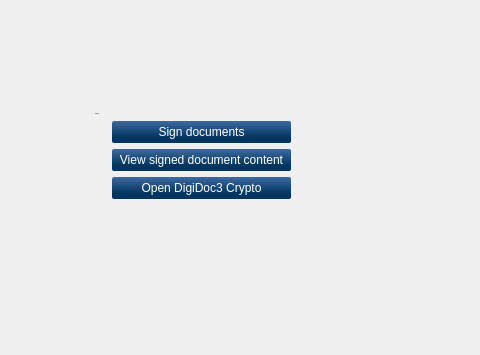
Qt form client/MainWindow.ui (open-eid/qdigidoc) before a commit; both pictures show x 0 to 480 and y 197 to 552 of the 650 by 552 pixel window.
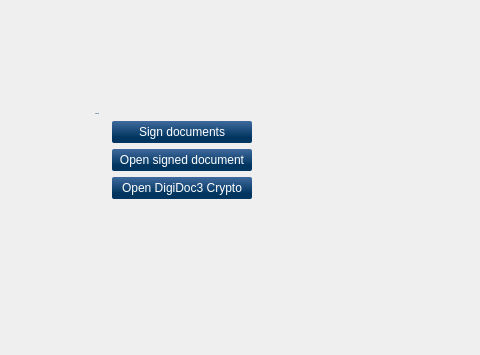
The same form after that commit. Icons and pictures are not drawn. Custom widgets are drawn as their Qt base class.

Commit message: Change the wording for "Open signed document", IB-4463

Diff of the .ui file:
```diff
--- a/client/MainWindow.ui
+++ b/client/MainWindow.ui
@@ -626,7 +626,7 @@
             <item row="2" column="1">
              <widget class="QPushButton" name="homeView">
               <property name="text">
-               <string>View signed document content</string>
+               <string>Open signed document</string>
               </property>
               <property name="shortcut">
                <string notr="true">Ctrl+O</string>
```
The commit also changes 3 other files.
